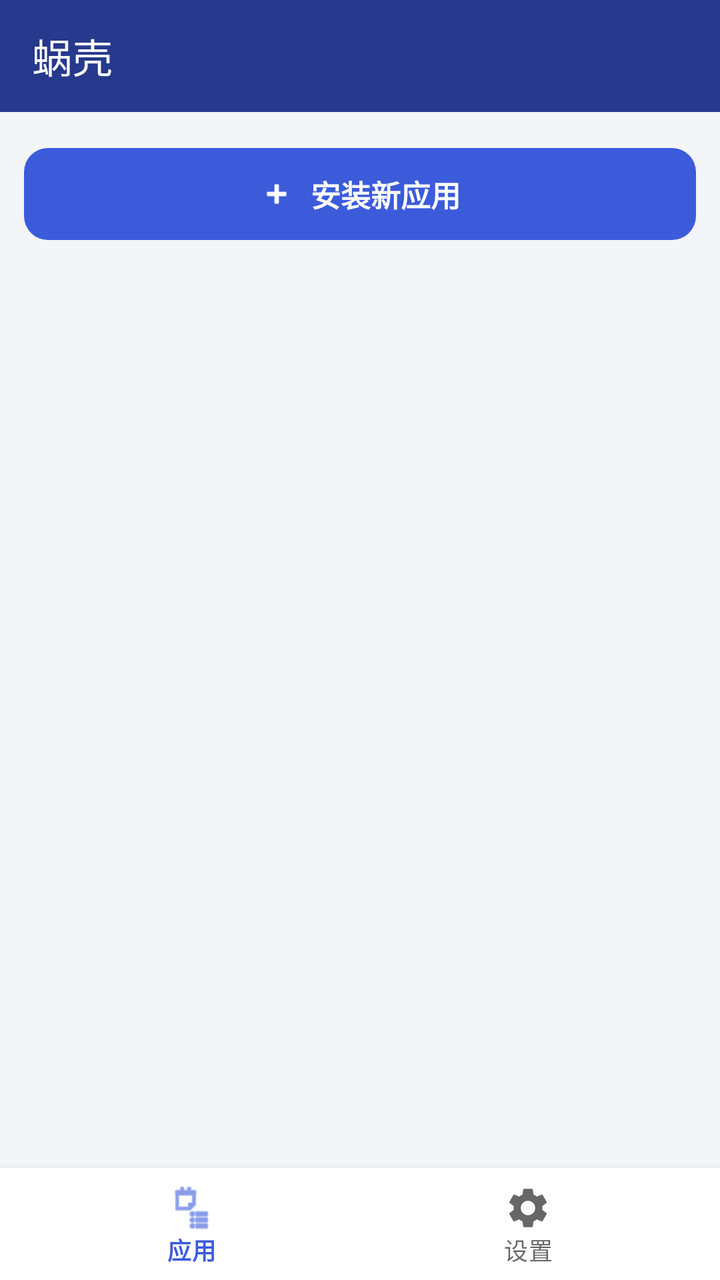
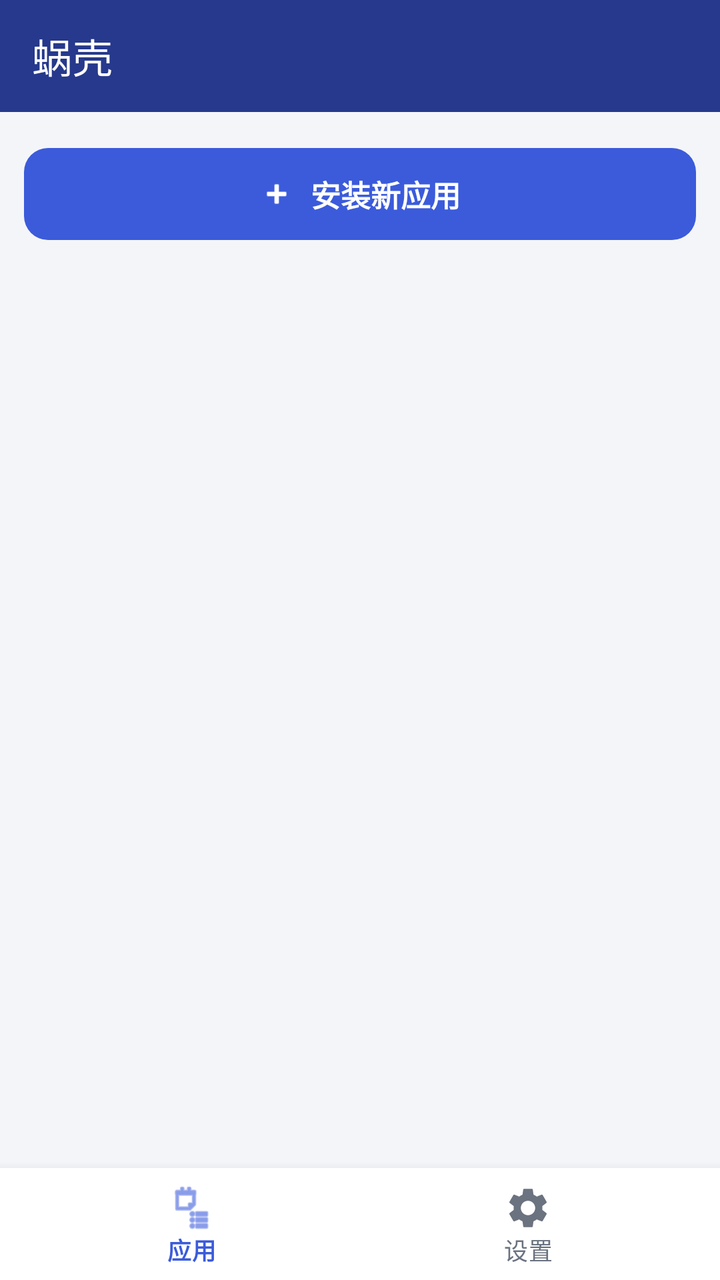

Before-and-after screenshots of an Android layout around one commit, followed by the original layout XML and the change that was made.
<!-- AndroidManifest.xml: application theme Theme.MiniApp -->
<!-- res/layout/activity_main.xml -->
<?xml version="1.0" encoding="utf-8"?>
<LinearLayout xmlns:android="http://schemas.android.com/apk/res/android"
    xmlns:app="http://schemas.android.com/apk/res-auto"
    android:layout_width="match_parent"
    android:layout_height="match_parent"
    android:background="@color/bg_window"
    android:orientation="vertical">

    <com.google.android.material.appbar.MaterialToolbar
        android:id="@+id/toolbar"
        android:layout_width="match_parent"
        android:layout_height="?attr/actionBarSize"
        android:background="@color/brand_primary_dark"
        app:title="@string/title_app_list"
        app:titleTextColor="#FFFFFF" />

    <HorizontalScrollView
        android:id="@+id/category_scroll"
        android:layout_width="match_parent"
        android:layout_height="wrap_content"
        android:paddingHorizontal="12dp"
        android:paddingVertical="8dp"
        android:scrollbars="none">

        <LinearLayout
            android:id="@+id/category_bar"
            android:layout_width="wrap_content"
            android:layout_height="wrap_content"
            android:orientation="horizontal" />
    </HorizontalScrollView>

    
    <include
        android:id="@+id/install_card"
        layout="@layout/item_install_card"
        android:layout_width="match_parent"
        android:layout_height="wrap_content"
        android:layout_marginHorizontal="12dp"
        android:layout_marginTop="2dp" />

    <FrameLayout
        android:layout_width="match_parent"
        android:layout_height="0dp"
        android:layout_weight="1">

        <androidx.recyclerview.widget.RecyclerView
            android:id="@+id/recycler"
            android:layout_width="match_parent"
            android:layout_height="match_parent"
            android:clipToPadding="false"
            android:padding="12dp" />

        <TextView
            android:id="@+id/empty"
            android:layout_width="match_parent"
            android:layout_height="wrap_content"
            android:layout_gravity="center"
            android:gravity="center"
            android:text="@string/empty_apps"
            android:textColor="@color/text_secondary"
            android:textSize="15sp"
            android:visibility="gone" />
    </FrameLayout>

    <com.google.android.material.bottomnavigation.BottomNavigationView
        android:id="@+id/bottom_nav"
        android:layout_width="match_parent"
        android:layout_height="wrap_content"
        android:background="@color/bg_card"
        app:menu="@menu/bottom_nav_menu"
        app:labelVisibilityMode="labeled" />

</LinearLayout>
<!-- res/layout/item_install_card.xml (included above) -->
<?xml version="1.0" encoding="utf-8"?>
<LinearLayout xmlns:android="http://schemas.android.com/apk/res/android"
    android:layout_width="match_parent"
    android:layout_height="wrap_content"
    android:layout_marginBottom="10dp"
    android:background="@drawable/bg_install_card"
    android:gravity="center"
    android:orientation="horizontal"
    android:paddingVertical="12dp">

    <ImageView
        android:layout_width="18dp"
        android:layout_height="18dp"
        android:contentDescription="安装新应用"
        android:src="@android:drawable/ic_input_add"
        android:tint="#FFFFFF" />

    <TextView
        android:layout_width="wrap_content"
        android:layout_height="wrap_content"
        android:layout_marginStart="8dp"
        android:text="安装新应用"
        android:textColor="#FFFFFF"
        android:textSize="15sp"
        android:textStyle="bold" />

</LinearLayout>
<!-- resources referenced by this layout -->
<resources>
  <color name="bg_card">#FFFFFF</color>
  <color name="bg_window">#F4F5F8</color>
  <color name="brand_primary_dark">#26398C</color>
  <color name="text_secondary">#6B7280</color>
  <!-- drawable bg_install_card (drawable) -->
  <?xml version="1.0" encoding="utf-8"?>
  <shape xmlns:android="http://schemas.android.com/apk/res/android"
      android:shape="rectangle">
      <solid android:color="@color/brand_primary" />
      <corners android:radius="12dp" />
  </shape>
  <string name="empty_apps">还没有小程序，请安装</string>
  <string name="title_app_list">蜗壳</string>
  <style name="Theme.MiniApp" parent="Theme.MaterialComponents.DayNight.NoActionBar">
          <item name="colorPrimary">@color/brand_primary</item>
          <item name="colorPrimaryVariant">@color/brand_primary_dark</item>
          <item name="colorOnPrimary">#FFFFFF</item>
          <item name="colorSecondary">@color/brand_accent</item>
          <item name="colorOnSecondary">@color/text_primary</item>
          <item name="android:windowBackground">@color/bg_window</item>
          <item name="android:statusBarColor" tools:targetApi="l">@color/brand_primary_dark</item>
          
          <item name="android:alertDialogTheme">@style/ThemeOverlay.MiniApp.RoundedDialog</item>
          <item name="alertDialogTheme">@style/ThemeOverlay.MiniApp.RoundedDialog</item>
          <item name="materialAlertDialogTheme">@style/ThemeOverlay.MiniApp.RoundedDialog</item>
  </style>
  <color name="brand_primary">#3B5BDB</color>
  <color name="brand_accent">#FFC24B</color>
  <color name="text_primary">#1A1A2E</color>
  <style name="ThemeOverlay.MiniApp.RoundedDialog" parent="ThemeOverlay.MaterialComponents.Dialog.Alert">
          <item name="colorPrimary">@color/brand_primary</item>
          <item name="colorSecondary">@color/brand_accent</item>
          <item name="shapeAppearanceOverlay">@style/ShapeAppearance.MiniApp.Dialog</item>
          <item name="buttonBarPositiveButtonStyle">@style/Widget.MiniApp.DialogButton</item>
          <item name="buttonBarNegativeButtonStyle">@style/Widget.MiniApp.DialogButton</item>
          <item name="buttonBarNeutralButtonStyle">@style/Widget.MiniApp.DialogButton</item>
  </style>
  <style name="ShapeAppearance.MiniApp.Dialog" parent="">
          <item name="cornerFamily">rounded</item>
          <item name="cornerSize">24dp</item>
  </style>
  <style name="Widget.MiniApp.DialogButton" parent="Widget.MaterialComponents.Button.TextButton.Dialog">
          <item name="android:textColor">@color/brand_primary</item>
      </style>
</resources>

<!-- the commit's change to res/layout/activity_main.xml (unified diff, before → after) -->
@@ -67,8 +67,11 @@
         android:layout_width="match_parent"
         android:layout_height="wrap_content"
         android:background="@color/bg_card"
-        app:menu="@menu/bottom_nav_menu"
-        app:labelVisibilityMode="labeled" />
+        app:itemIconTint="@color/bottom_nav_item"
+        app:itemTextColor="@color/bottom_nav_item"
+        app:itemRippleColor="@color/bottom_nav_item"
+        app:labelVisibilityMode="labeled"
+        app:menu="@menu/bottom_nav_menu" />
 
 </LinearLayout>
 <!-- res/layout/item_install_card.xml (included above) -->
